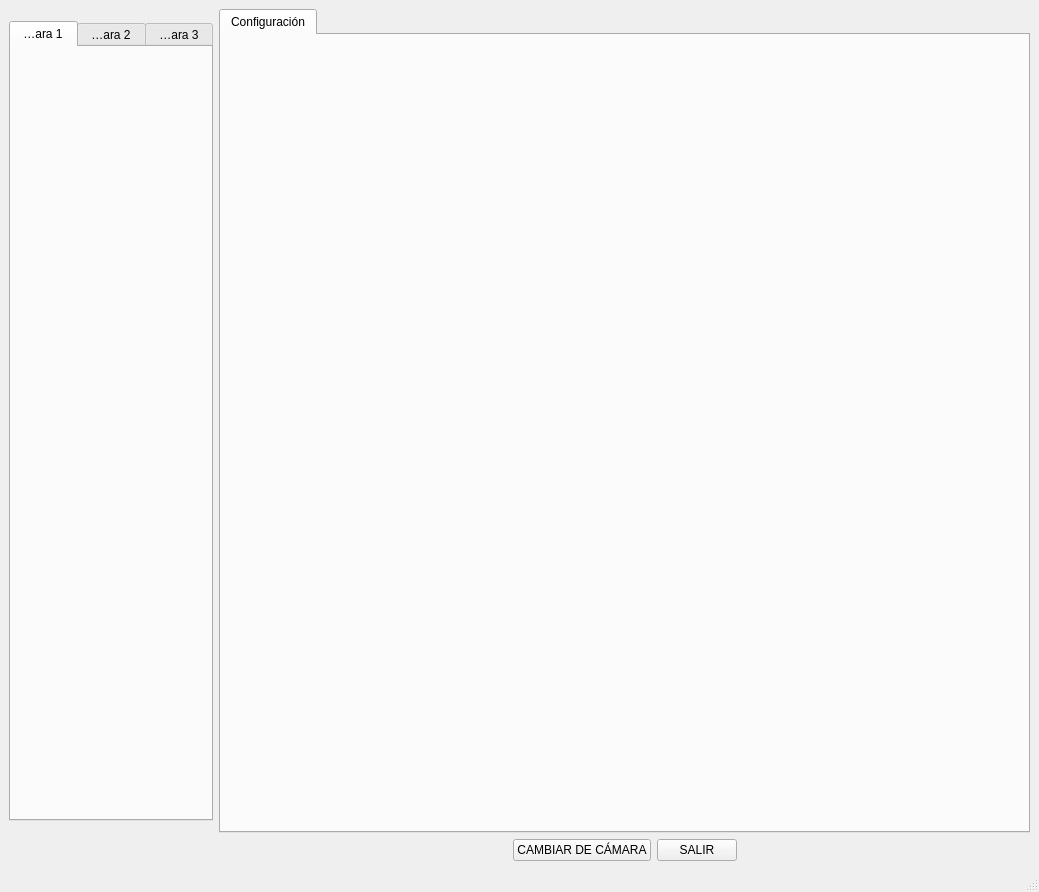
This is ui/template/test.ui in giulicrenna/Vision-Machinery-RaspberryPi as Qt 5 draws it before an edit. The edited form follows.
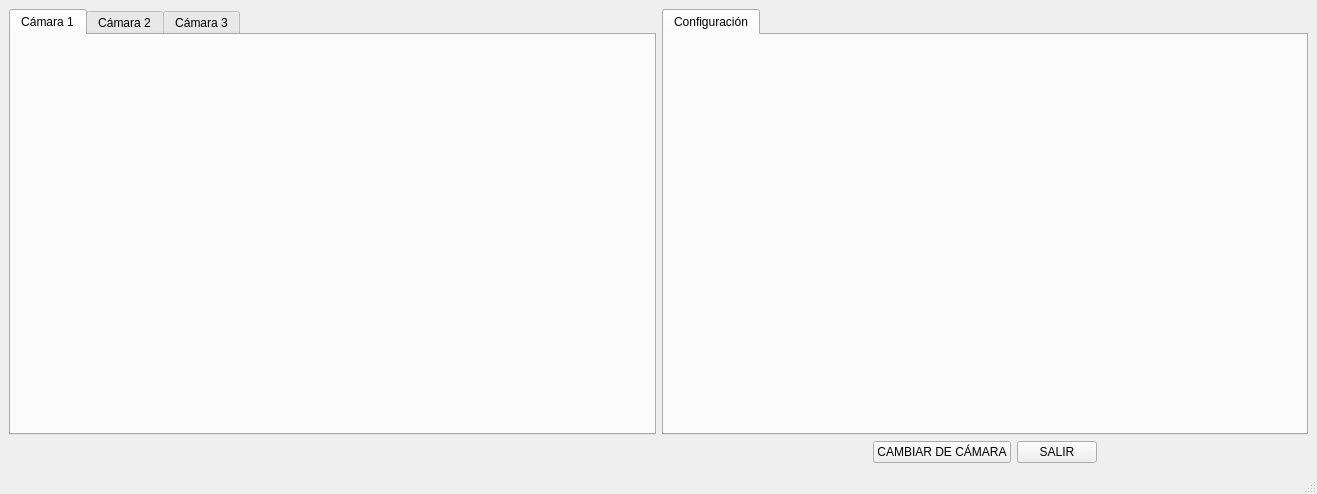
This is the edited form. Icons and pictures are not drawn.

Patch:
```diff
--- a/ui/template/test.ui
+++ b/ui/template/test.ui
@@ -6,13 +6,22 @@
    <rect>
     <x>0</x>
     <y>0</y>
-    <width>1039</width>
-    <height>892</height>
+    <width>1317</width>
+    <height>494</height>
    </rect>
   </property>
+  <property name="sizePolicy">
+   <sizepolicy hsizetype="Maximum" vsizetype="Maximum">
+    <horstretch>0</horstretch>
+    <verstretch>0</verstretch>
+   </sizepolicy>
+  </property>
   <property name="windowTitle">
    <string>MainWindow</string>
   </property>
+  <property name="documentMode">
+   <bool>false</bool>
+  </property>
   <widget class="QWidget" name="centralwidget">
    <layout class="QGridLayout" name="gridLayout_2">
     <item row="0" column="0">
@@ -86,7 +95,7 @@
       <item row="0" column="0">
        <widget class="QTabWidget" name="tabWidget">
         <property name="sizePolicy">
-         <sizepolicy hsizetype="Maximum" vsizetype="Maximum">
+         <sizepolicy hsizetype="Expanding" vsizetype="Expanding">
           <horstretch>0</horstretch>
           <verstretch>0</verstretch>
          </sizepolicy>
```
Left out of the diff: 2 changed lines with no effect on the pictures.
